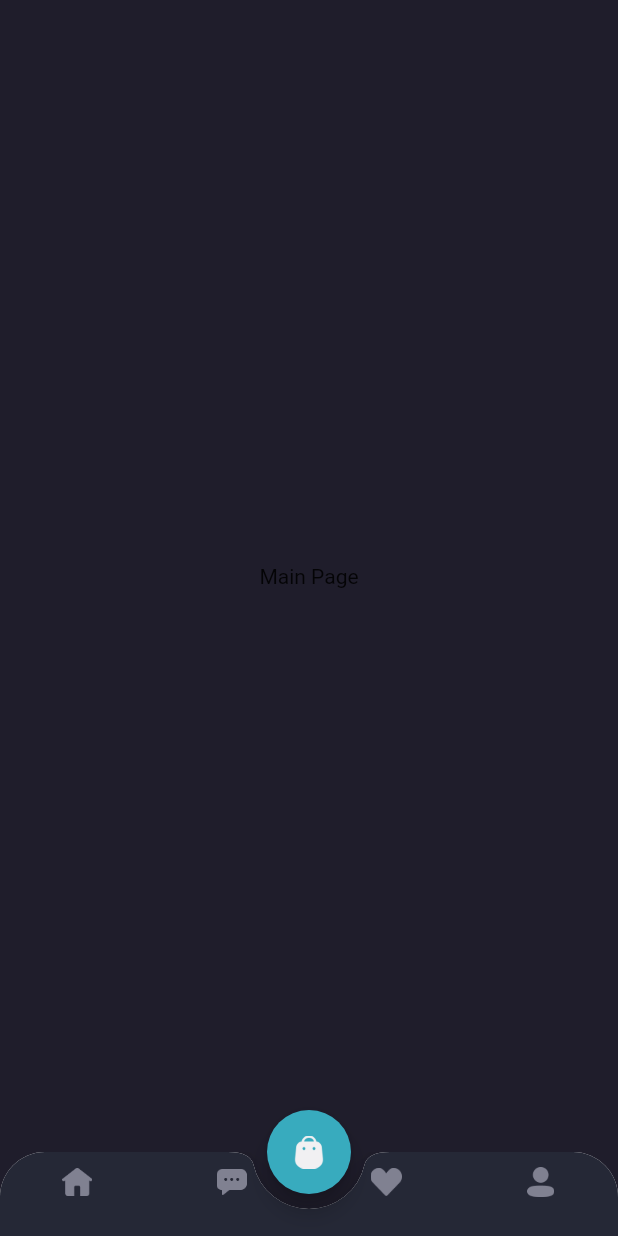
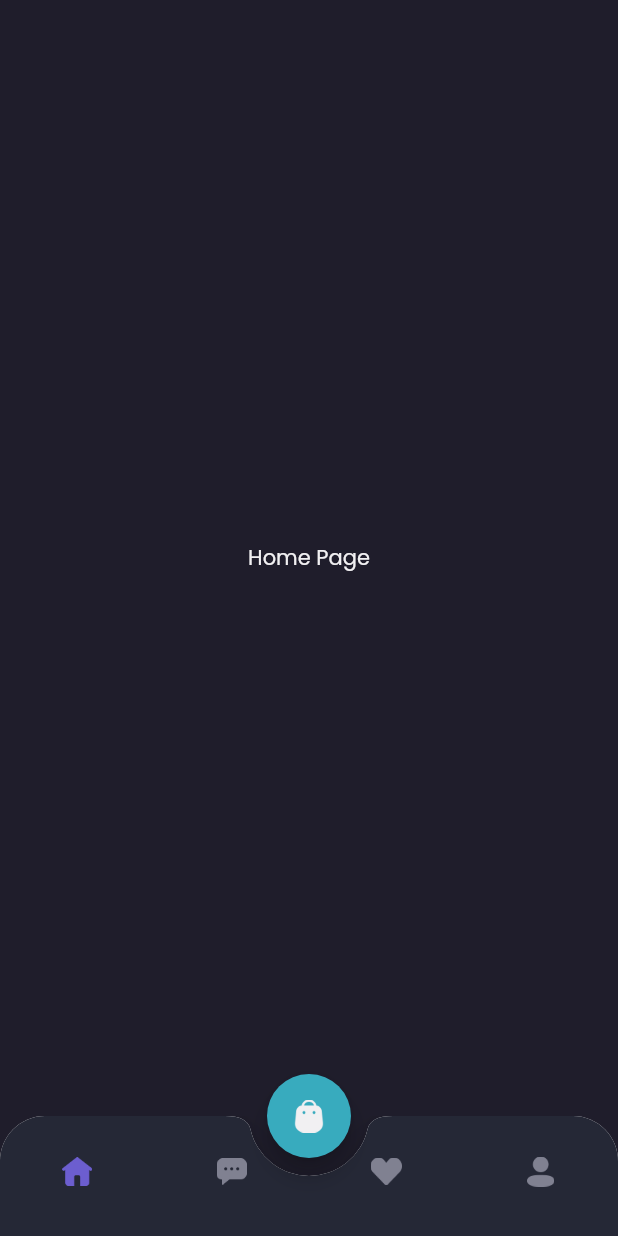
Before and after one commit to fathurzoy/shamo, a Flutter app: the MainPage screen opened by its route, on a phone screen of 412 x 824 dp. Run offline on Flutter 3.47's test engine with Material 2 defaults, Android fonts, the phone set to English and light mode, and no system bars; our stand-ins replace google_fonts.

Commit message:
Menentukan Halaman Main Page

```diff
--- /dev/null
+++ b/lib/pages/home/chat_page.dart
@@ -0,0 +1,16 @@
+import 'package:flutter/material.dart';
+import 'package:shamo/theme.dart';
+
+class ChatPage extends StatelessWidget {
+  const ChatPage({Key? key}) : super(key: key);
+
+  @override
+  Widget build(BuildContext context) {
+    return Center(
+      child: Text(
+        "Chat Page",
+        style: primaryTextStyle,
+      ),
+    );
+  }
+}
--- /dev/null
+++ b/lib/pages/home/home_page.dart
@@ -0,0 +1,16 @@
+import 'package:flutter/material.dart';
+import 'package:shamo/theme.dart';
+
+class HomePage extends StatelessWidget {
+  const HomePage({Key? key}) : super(key: key);
+
+  @override
+  Widget build(BuildContext context) {
+    return Center(
+      child: Text(
+        "Home Page",
+        style: primaryTextStyle,
+      ),
+    );
+  }
+}
--- a/lib/pages/home/main_page.dart
+++ b/lib/pages/home/main_page.dart
@@ -1,9 +1,22 @@
 import 'package:flutter/material.dart';
+import 'package:shamo/pages/home/chat_page.dart';
+import 'package:shamo/pages/home/home_page.dart';
+import 'package:shamo/pages/home/profile_page.dart';
+import 'package:shamo/pages/home/wishlist_page.dart';
 import 'package:shamo/theme.dart';
 
-class MainPage extends StatelessWidget {
+class MainPage extends StatefulWidget {
   const MainPage({Key? key}) : super(key: key);
 
+  @override
+  State<MainPage> createState() => _MainPageState();
+}
+
+class _MainPageState extends State<MainPage> {
+  int currentIndex = 0;
+
+  @override
+  Widget build(BuildContext context) {
     Widget cardButton() {
       return FloatingActionButton(
         onPressed: () {},
@@ -22,37 +35,72 @@ class MainPage extends StatelessWidget {
         ),
         child: BottomAppBar(
           shape: CircularNotchedRectangle(),
-        notchMargin: 10,
+          notchMargin: 12,
           clipBehavior: Clip.antiAlias,
           child: BottomNavigationBar(
             backgroundColor: backgroundColor4,
+            currentIndex: currentIndex,
+            onTap: (value) {
+              print(value);
+              setState(() {
+                currentIndex = value;
+              });
+            },
             type: BottomNavigationBarType.fixed,
             items: [
               BottomNavigationBarItem(
-              icon: Image.asset(
+                icon: Container(
+                  margin: EdgeInsets.only(
+                    top: 20,
+                    bottom: 10,
+                  ),
+                  child: Image.asset(
                     'assets/icon_home.png',
                     width: 20,
+                    color: currentIndex == 0 ? primaryColor : Color(0xff808191),
+                  ),
                 ),
                 label: "",
               ),
               BottomNavigationBarItem(
-              icon: Image.asset(
+                icon: Container(
+                  margin: EdgeInsets.only(
+                    top: 20,
+                    bottom: 10,
+                  ),
+                  child: Image.asset(
                     'assets/icon_chat.png',
                     width: 20,
+                    color: currentIndex == 1 ? primaryColor : Color(0xff808191),
+                  ),
                 ),
                 label: "",
               ),
               BottomNavigationBarItem(
-              icon: Image.asset(
+                icon: Container(
+                  margin: EdgeInsets.only(
+                    top: 20,
+                    bottom: 10,
+                  ),
+                  child: Image.asset(
                     'assets/icon_wishlist.png',
                     width: 21,
+                    color: currentIndex == 2 ? primaryColor : Color(0xff808191),
+                  ),
                 ),
                 label: "",
               ),
               BottomNavigationBarItem(
-              icon: Image.asset(
+                icon: Container(
+                  margin: EdgeInsets.only(
+                    top: 20,
+                    bottom: 10,
+                  ),
+                  child: Image.asset(
                     'assets/icon_profile.png',
                     width: 18,
+                    color: currentIndex == 3 ? primaryColor : Color(0xff808191),
+                  ),
                 ),
                 label: "",
               )
@@ -62,16 +110,31 @@ class MainPage extends StatelessWidget {
       );
     }
 
-  @override
-  Widget build(BuildContext context) {
+    Widget body() {
+      switch (currentIndex) {
+        case 0:
+          return HomePage();
+          break;
+        case 1:
+          return ChatPage();
+          break;
+        case 2:
+          return WishlistPage();
+          break;
+        case 3:
+          return ProfilePage();
+          break;
+        default:
+          return HomePage();
+      }
+    }
+
     return Scaffold(
       backgroundColor: backgroundColor1,
       floatingActionButton: cardButton(),
       floatingActionButtonLocation: FloatingActionButtonLocation.centerDocked,
       bottomNavigationBar: customButtomNav(),
-      body: Center(
-        child: Text('Main Page'),
-      ),
+      body: body(),
     );
   }
 }
--- /dev/null
+++ b/lib/pages/home/profile_page.dart
@@ -0,0 +1,16 @@
+import 'package:flutter/material.dart';
+import 'package:shamo/theme.dart';
+
+class ProfilePage extends StatelessWidget {
+  const ProfilePage({Key? key}) : super(key: key);
+
+  @override
+  Widget build(BuildContext context) {
+    return Center(
+      child: Text(
+        "Profile Page",
+        style: primaryTextStyle,
+      ),
+    );
+  }
+}
--- /dev/null
+++ b/lib/pages/home/wishlist_page.dart
@@ -0,0 +1,16 @@
+import 'package:flutter/material.dart';
+import 'package:shamo/theme.dart';
+
+class WishlistPage extends StatelessWidget {
+  const WishlistPage({Key? key}) : super(key: key);
+
+  @override
+  Widget build(BuildContext context) {
+    return Center(
+      child: Text(
+        "Wishlist Page",
+        style: primaryTextStyle,
+      ),
+    );
+  }
+}
```
Lines whose indentation alone changed are shown as unchanged.
